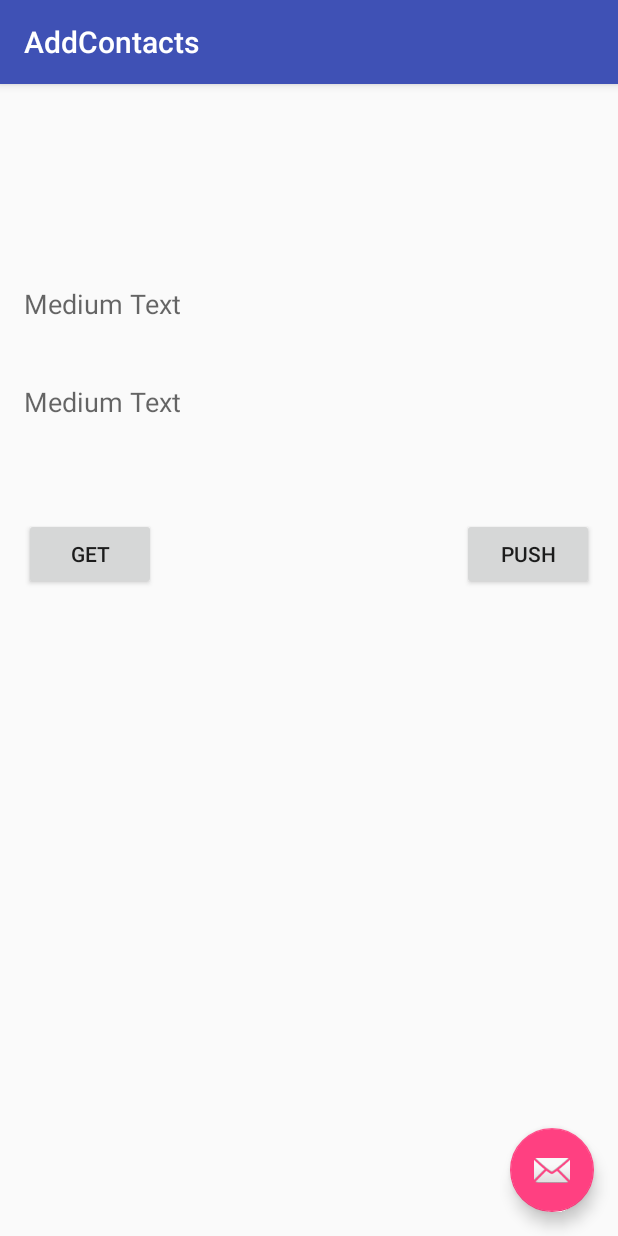
After one commit to rishab95/Geo-Help, an Android app: the AddContacts screen opened directly, with no data from a screen before it, on a phone screen of 412 x 824 dp. The commit adds this screen. Run offline under Robolectric (Android 15) with nearby library versions, the phone set to English and light mode, and no system bars; our stand-ins replace Firebase (no records; nobody signed in at launch, a user with empty details on screens opened directly).

Commit message:
Contacts POJO Added and Activity Also

```diff
--- a/app/src/main/java/com/android/rishab/secure2/utils/MyService.java
+++ b/app/src/main/java/com/android/rishab/secure2/services/MyService.java
@@ -1,4 +1,4 @@
-package com.android.rishab.secure2.utils;
+package com.android.rishab.secure2.services;
 
 import android.content.Context;
 import android.location.Location;
@@ -8,6 +8,7 @@ import android.net.NetworkInfo;
 import android.util.Log;
 
 import com.android.rishab.secure2.models.location;
+import com.android.rishab.secure2.utils.Constants;
 import com.google.android.gms.gcm.GcmNetworkManager;
 import com.google.android.gms.gcm.GcmTaskService;
 import com.google.android.gms.gcm.TaskParams;
--- /dev/null
+++ b/app/src/main/java/com/android/rishab/secure2/ui/AddContacts.java
@@ -0,0 +1,162 @@
+package com.android.rishab.secure2.ui;
+
+import android.content.Intent;
+import android.database.Cursor;
+import android.net.Uri;
+import android.os.Bundle;
+import android.provider.ContactsContract;
+import android.support.design.widget.FloatingActionButton;
+import android.support.design.widget.Snackbar;
+import android.support.v7.app.AppCompatActivity;
+import android.support.v7.widget.Toolbar;
+import android.view.View;
+import android.widget.Button;
+import android.widget.TextView;
+
+import com.android.rishab.secure2.R;
+import com.android.rishab.secure2.models.contacts;
+import com.android.rishab.secure2.utils.Constants;
+import com.google.firebase.auth.FirebaseAuth;
+import com.google.firebase.auth.FirebaseUser;
+import com.google.firebase.database.DataSnapshot;
+import com.google.firebase.database.DatabaseError;
+import com.google.firebase.database.DatabaseReference;
+import com.google.firebase.database.FirebaseDatabase;
+import com.google.firebase.database.ValueEventListener;
+
+public class AddContacts extends AppCompatActivity implements View.OnClickListener {
+
+    Button get, push;
+    TextView showcon, cName;
+
+    @Override
+    protected void onCreate(Bundle savedInstanceState) {
+        super.onCreate(savedInstanceState);
+        setContentView(R.layout.activity_add_contacts);
+        Toolbar toolbar = (Toolbar) findViewById(R.id.toolbar);
+        setSupportActionBar(toolbar);
+
+        showcon = (TextView)findViewById(R.id.show_contact);
+        cName = (TextView)findViewById(R.id.con_name);
+        get = (Button)findViewById(R.id.get_contact);
+        push = (Button)findViewById(R.id.push_contact);
+
+        push.setOnClickListener(this);
+        get.setOnClickListener(this);
+
+
+        FloatingActionButton fab = (FloatingActionButton) findViewById(R.id.fab);
+        fab.setOnClickListener(new View.OnClickListener() {
+            @Override
+            public void onClick(View view) {
+                Snackbar.make(view, "Replace with your own action", Snackbar.LENGTH_LONG)
+                        .setAction("Action", null).show();
+            }
+        });
+    }
+
+
+
+    private void loadContact()
+    {
+        Intent in = new Intent(Intent.ACTION_PICK, ContactsContract.Contacts.CONTENT_URI);
+        startActivityForResult(in, 10);
+    }
+
+
+
+
+
+    @Override
+    protected void onActivityResult(int requestCode, int resultCode, Intent data) {
+        super.onActivityResult(requestCode, resultCode, data);
+        String contactId, name, cname = "";
+        String ph = "", cNumber;
+
+        if (requestCode == 10) {
+            if (resultCode == 1) {
+
+
+                Uri contactData = data.getData();
+                Cursor cursor = managedQuery(contactData, null, null, null, null);
+                if (cursor.moveToFirst()) {
+
+
+                    String id = cursor.getString(cursor.getColumnIndexOrThrow(ContactsContract.Contacts._ID));
+
+                    String hasPhone = cursor.getString(cursor.getColumnIndex(ContactsContract.Contacts.HAS_PHONE_NUMBER));
+
+                    if (hasPhone.equalsIgnoreCase("1")) {
+                        Cursor phones = getContentResolver().query(
+                                ContactsContract.CommonDataKinds.Phone.CONTENT_URI, null,
+                                ContactsContract.CommonDataKinds.Phone.CONTACT_ID + " = " + id,
+                                null, null);
+                        phones.moveToFirst();
+                        cNumber = phones.getString(phones.getColumnIndex("data_1"));
+                        System.out.println("number is:" + cNumber);
+                        showcon.setText(cNumber);
+                    }
+
+
+                }
+            }
+        }
+
+    }
+
+
+
+    @Override
+    public void onClick(View v) {
+
+        switch(v.getId()){
+
+            case R.id.get_contact:
+                loadContact();
+
+                break;
+
+
+        }
+
+    }
+
+    private void pushContact(final String name, final String mobNo){
+
+
+
+        FirebaseDatabase database = FirebaseDatabase.getInstance().getInstance();
+        DatabaseReference myRef;
+
+        FirebaseUser currentUser = FirebaseAuth.getInstance().getCurrentUser();
+        String uid = currentUser.getUid();
+
+        myRef = database.getReference(Constants.FIREBASE_LOCATION_USERS).child(uid);
+        final DatabaseReference ContactRef = myRef.child(Constants.FIREBASE_LOCATION_CONTACTS);
+        DatabaseReference getConId = ContactRef.push();
+
+        final String cid = getConId.getKey();
+
+        final DatabaseReference mRef = ContactRef.child(cid);
+
+        mRef.addValueEventListener(new ValueEventListener() {
+            @Override
+            public void onDataChange(DataSnapshot dataSnapshot) {
+                if(dataSnapshot.getValue() == null){
+                    contacts newCont = new contacts(name, mobNo);
+                    mRef.setValue(newCont);
+
+                }
+
+            }
+
+            @Override
+            public void onCancelled(DatabaseError databaseError) {
+
+            }
+        });
+
+
+    }
+
+}
--- /dev/null
+++ b/app/src/main/res/layout/activity_add_contacts.xml
@@ -0,0 +1,34 @@
+<?xml version="1.0" encoding="utf-8"?>
+<android.support.design.widget.CoordinatorLayout xmlns:android="http://schemas.android.com/apk/res/android"
+    xmlns:app="http://schemas.android.com/apk/res-auto"
+    xmlns:tools="http://schemas.android.com/tools"
+    android:layout_width="match_parent"
+    android:layout_height="match_parent"
+    android:fitsSystemWindows="true"
+    tools:context="com.android.rishab.secure2.ui.AddContacts">
+
+    <android.support.design.widget.AppBarLayout
+        android:layout_width="match_parent"
+        android:layout_height="wrap_content"
+        android:theme="@style/AppTheme.AppBarOverlay">
+
+        <android.support.v7.widget.Toolbar
+            android:id="@+id/toolbar"
+            android:layout_width="match_parent"
+            android:layout_height="?attr/actionBarSize"
+            android:background="?attr/colorPrimary"
+            app:popupTheme="@style/AppTheme.PopupOverlay" />
+
+    </android.support.design.widget.AppBarLayout>
+
+    <include layout="@layout/content_add_contacts" />
+
+    <android.support.design.widget.FloatingActionButton
+        android:id="@+id/fab"
+        android:layout_width="wrap_content"
+        android:layout_height="wrap_content"
+        android:layout_gravity="bottom|end"
+        android:layout_margin="@dimen/fab_margin"
+        android:src="@android:drawable/ic_dialog_email" />
+
+</android.support.design.widget.CoordinatorLayout>
--- /dev/null
+++ b/app/src/main/res/layout/content_add_contacts.xml
@@ -0,0 +1,55 @@
+<?xml version="1.0" encoding="utf-8"?>
+<RelativeLayout xmlns:android="http://schemas.android.com/apk/res/android"
+    xmlns:app="http://schemas.android.com/apk/res-auto"
+    xmlns:tools="http://schemas.android.com/tools"
+    android:layout_width="match_parent"
+    android:layout_height="match_parent"
+    android:paddingBottom="@dimen/activity_vertical_margin"
+    android:paddingLeft="@dimen/activity_horizontal_margin"
+    android:paddingRight="@dimen/activity_horizontal_margin"
+    android:paddingTop="@dimen/activity_vertical_margin"
+    app:layout_behavior="@string/appbar_scrolling_view_behavior"
+    tools:context="com.android.rishab.secure2.ui.AddContacts"
+    tools:showIn="@layout/activity_add_contacts">
+
+    <TextView
+        android:layout_width="match_parent"
+        android:layout_height="wrap_content"
+        android:textAppearance="?android:attr/textAppearanceMedium"
+        android:text="Medium Text"
+        android:id="@+id/show_contact"
+        android:layout_marginTop="183dp"
+        android:layout_alignParentTop="true"
+        android:layout_alignParentLeft="true"
+        android:layout_alignParentStart="true" />
+
+    <Button
+        android:layout_width="wrap_content"
+        android:layout_height="wrap_content"
+        android:text="GET"
+        android:id="@+id/get_contact"
+        android:layout_below="@+id/show_contact"
+        android:layout_alignParentLeft="true"
+        android:layout_alignParentStart="true"
+        android:layout_marginTop="65dp" />
+
+    <Button
+        android:layout_width="wrap_content"
+        android:layout_height="wrap_content"
+        android:text="PUSH"
+        android:id="@+id/push_contact"
+        android:layout_alignTop="@+id/get_contact"
+        android:layout_alignRight="@+id/show_contact"
+        android:layout_alignEnd="@+id/show_contact" />
+
+    <TextView
+        android:layout_width="match_parent"
+        android:layout_height="wrap_content"
+        android:textAppearance="?android:attr/textAppearanceMedium"
+        android:text="Medium Text"
+        android:id="@+id/con_name"
+        android:layout_alignBottom="@+id/show_contact"
+        android:layout_alignParentLeft="true"
+        android:layout_alignParentStart="true"
+        android:layout_marginBottom="65dp" />
+</RelativeLayout>
--- a/app/src/main/res/values/strings.xml
+++ b/app/src/main/res/values/strings.xml
@@ -50,6 +50,7 @@
     <string name="navigation_drawer_close">Close navigation drawer</string>
 
     <string name="action_settings">Settings</string>
+    <string name="title_activity_add_contacts">AddContacts</string>
 
 
 </resources>
```
Also changed, not shown: app/src/main/AndroidManifest.xml (+13 -8 lines), app/src/main/java/com/android/rishab/secure2/models/Contacts.java (+5 -5 lines), app/src/main/java/com/android/rishab/secure2/ui/MainActivity.java (+10 -4 lines).
